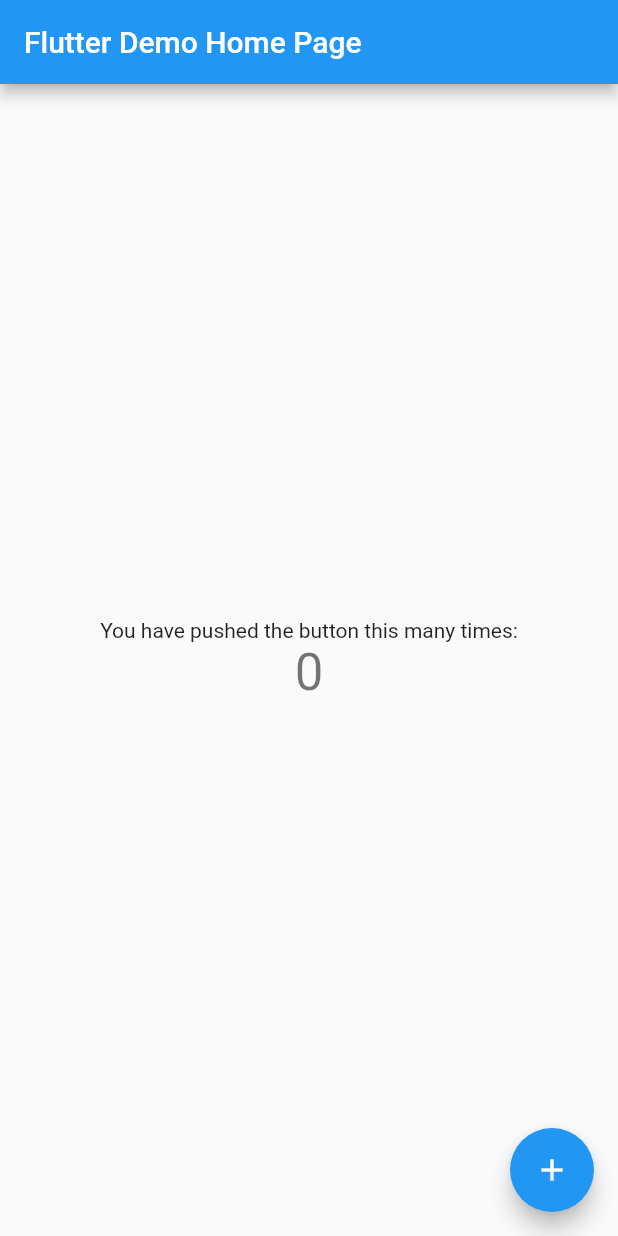
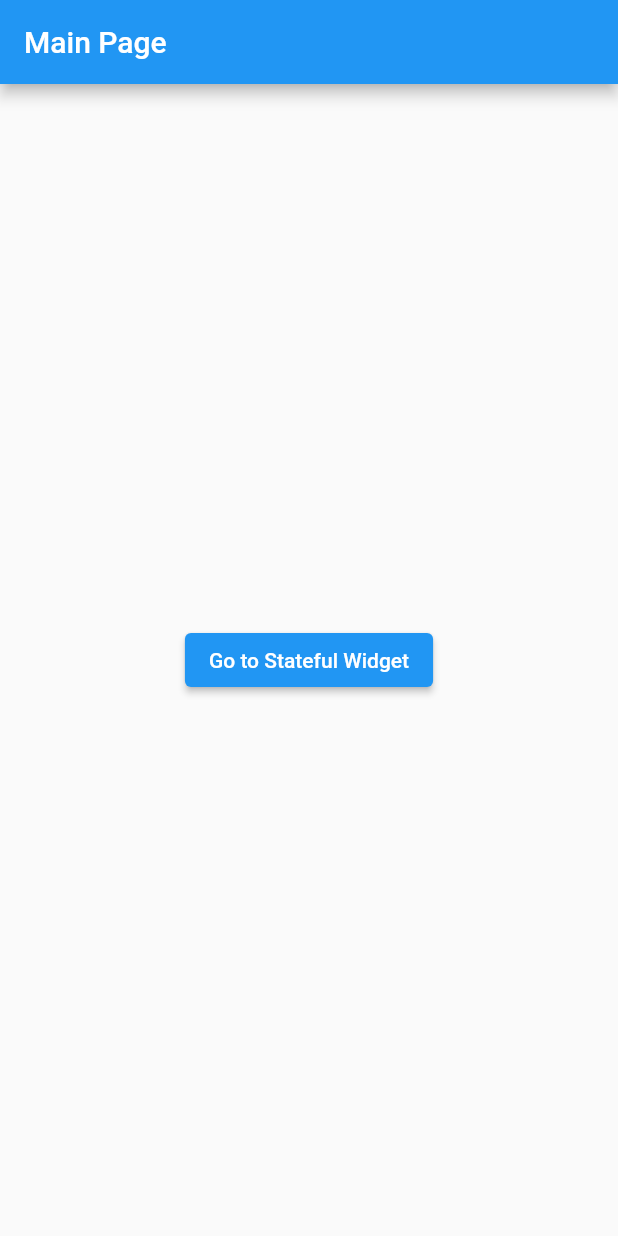
Before and after one commit to juandozuna/flutter-course, a Flutter app: the screen it shows after launch, on a phone screen of 412 x 824 dp. Run offline on Flutter 3.47's test engine with Material 2 defaults, Android fonts, the phone set to English and light mode, and no system bars.

Commit message:
stateful starting code created

```diff
--- a/project_1/lib/main.dart
+++ b/project_1/lib/main.dart
@@ -1,4 +1,5 @@
 import 'package:flutter/material.dart';
+import 'package:project_1/pages/main_page.dart';
 
 void main() {
   runApp(const MyApp());
@@ -13,103 +14,9 @@
     return MaterialApp(
       title: 'Flutter Demo',
       theme: ThemeData(
-        // This is the theme of your application.
-        //
-        // Try running your application with "flutter run". You'll see the
-        // application has a blue toolbar. Then, without quitting the app, try
-        // changing the primarySwatch below to Colors.green and then invoke
-        // "hot reload" (press "r" in the console where you ran "flutter run",
-        // or simply save your changes to "hot reload" in a Flutter IDE).
-        // Notice that the counter didn't reset back to zero; the application
-        // is not restarted.
         primarySwatch: Colors.blue,
       ),
-      home: const MyHomePage(title: 'Flutter Demo Home Page'),
+      home: const MainPage(),
     );
   }
 }
-
-class MyHomePage extends StatefulWidget {
-  const MyHomePage({Key? key, required this.title}) : super(key: key);
-
-  // This widget is the home page of your application. It is stateful, meaning
-  // that it has a State object (defined below) that contains fields that affect
-  // how it looks.
-
-  // This class is the configuration for the state. It holds the values (in this
-  // case the title) provided by the parent (in this case the App widget) and
-  // used by the build method of the State. Fields in a Widget subclass are
-  // always marked "final".
-
-  final String title;
-
-  @override
-  State<MyHomePage> createState() => _MyHomePageState();
-}
-
-class _MyHomePageState extends State<MyHomePage> {
-  int _counter = 0;
-
-  void _incrementCounter() {
-    setState(() {
-      // This call to setState tells the Flutter framework that something has
-      // changed in this State, which causes it to rerun the build method below
-      // so that the display can reflect the updated values. If we changed
-      // _counter without calling setState(), then the build method would not be
-      // called again, and so nothing would appear to happen.
-      _counter++;
-    });
-  }
-
-  @override
-  Widget build(BuildContext context) {
-    // This method is rerun every time setState is called, for instance as done
-    // by the _incrementCounter method above.
-    //
-    // The Flutter framework has been optimized to make rerunning build methods
-    // fast, so that you can just rebuild anything that needs updating rather
-    // than having to individually change instances of widgets.
-    return Scaffold(
-      appBar: AppBar(
-        // Here we take the value from the MyHomePage object that was created by
-        // the App.build method, and use it to set our appbar title.
-        title: Text(widget.title),
-      ),
-      body: Center(
-        // Center is a layout widget. It takes a single child and positions it
-        // in the middle of the parent.
-        child: Column(
-          // Column is also a layout widget. It takes a list of children and
-          // arranges them vertically. By default, it sizes itself to fit its
-          // children horizontally, and tries to be as tall as its parent.
-          //
-          // Invoke "debug painting" (press "p" in the console, choose the
-          // "Toggle Debug Paint" action from the Flutter Inspector in Android
-          // Studio, or the "Toggle Debug Paint" command in Visual Studio Code)
-          // to see the wireframe for each widget.
-          //
-          // Column has various properties to control how it sizes itself and
-          // how it positions its children. Here we use mainAxisAlignment to
-          // center the children vertically; the main axis here is the vertical
-          // axis because Columns are vertical (the cross axis would be
-          // horizontal).
-          mainAxisAlignment: MainAxisAlignment.center,
-          children: <Widget>[
-            const Text(
-              'You have pushed the button this many times:',
-            ),
-            Text(
-              '$_counter',
-              style: Theme.of(context).textTheme.headline4,
-            ),
-          ],
-        ),
-      ),
-      floatingActionButton: FloatingActionButton(
-        onPressed: _incrementCounter,
-        tooltip: 'Increment',
-        child: const Icon(Icons.add),
-      ), // This trailing comma makes auto-formatting nicer for build methods.
-    );
-  }
-}
--- /dev/null
+++ b/project_1/lib/pages/main_page.dart
@@ -0,0 +1,35 @@
+import 'package:flutter/material.dart';
+import 'package:project_1/pages/stateful_page.dart';
+import 'package:project_1/widgets/primary_button.dart';
+
+class MainPage extends StatelessWidget {
+  const MainPage({Key? key}) : super(key: key);
+
+  @override
+  Widget build(BuildContext context) {
+    return Scaffold(
+      appBar: AppBar(
+        title: const Text('Main Page'),
+      ),
+      body: Column(
+        mainAxisAlignment: MainAxisAlignment.center,
+        crossAxisAlignment: CrossAxisAlignment.center,
+        children: [
+          Center(
+            child: PrimaryButton(
+              text: 'Go to Stateful Widget',
+              onPressed: () {
+                Navigator.push(
+                  context,
+                  MaterialPageRoute(
+                    builder: (context) => const StatefulPage(),
+                  ),
+                );
+              },
+            ),
+          ),
+        ],
+      ),
+    );
+  }
+}
--- /dev/null
+++ b/project_1/lib/widgets/primary_button.dart
@@ -0,0 +1,20 @@
+import 'package:flutter/material.dart';
+
+class PrimaryButton extends StatelessWidget {
+  final VoidCallback? onPressed;
+  final String text;
+
+  const PrimaryButton({
+    Key? key,
+    required this.text,
+    this.onPressed,
+  }) : super(key: key);
+
+  @override
+  Widget build(BuildContext context) {
+    return ElevatedButton(
+      onPressed: onPressed,
+      child: Text(text),
+    );
+  }
+}
```
Also changed, not shown: project_1/lib/pages/stateful_page.dart (added, +20 -0 lines).
